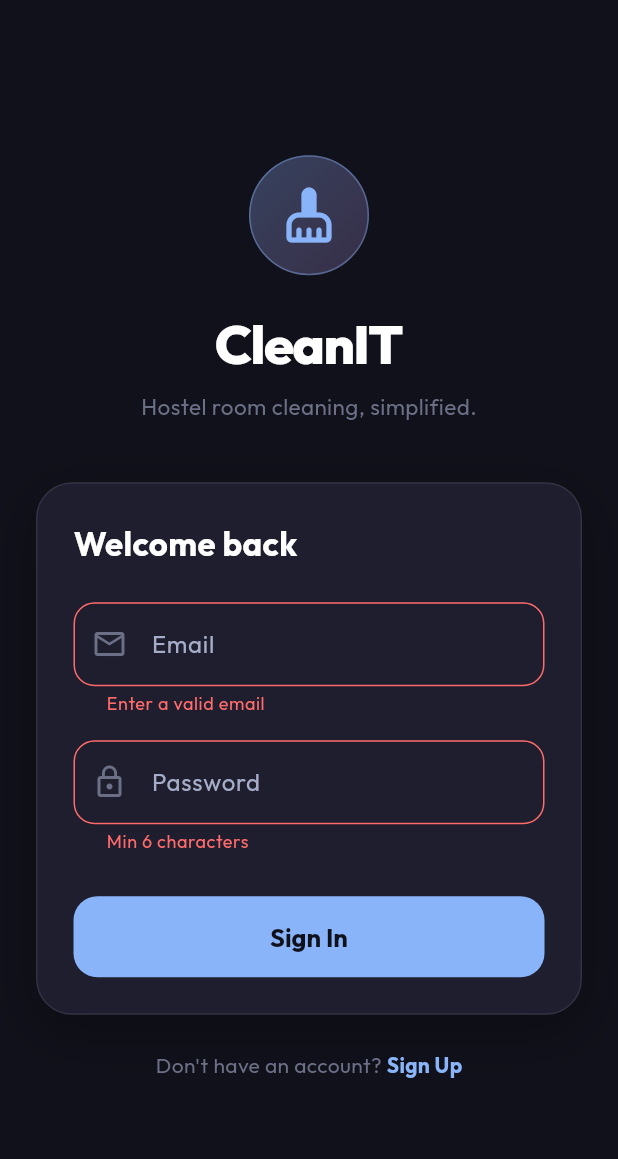
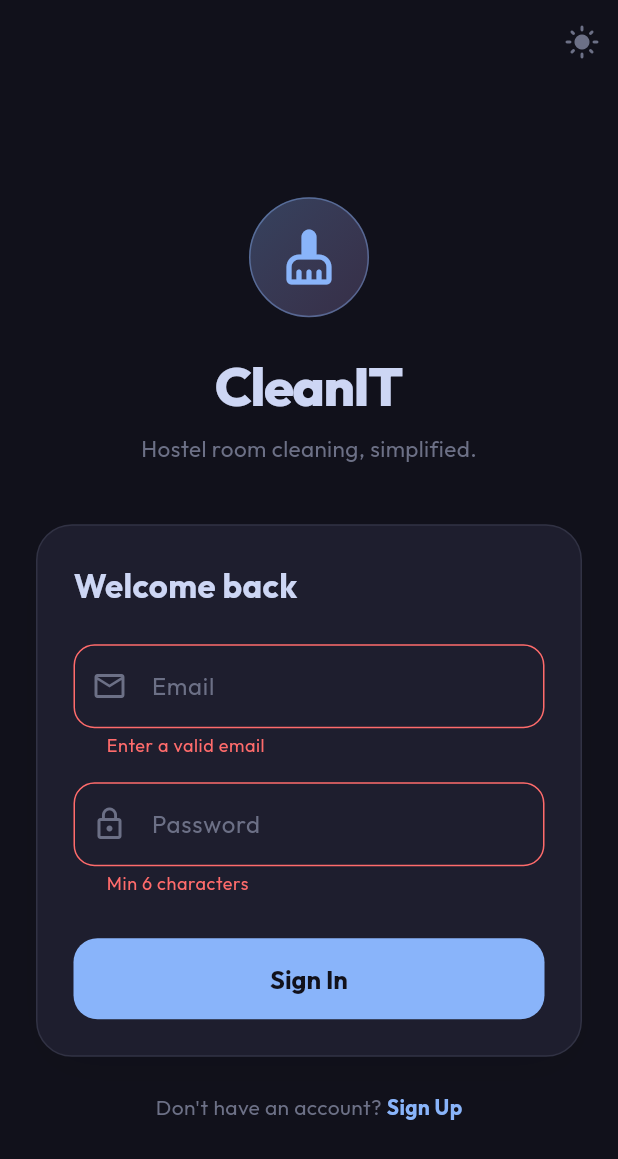
Before and after one commit to chopra-yuvraj/CleanIT, a Flutter app: the screen it shows after launch, after a tap on "Sign In", on a phone screen of 412 x 824 dp. Shown: the top 1159 px of the screen. Run offline on Flutter 3.47's test engine with Material 3 defaults, Android fonts, the phone set to English and light mode, and no system bars; our stand-ins replace audioplayers, firebase_core, firebase_messaging, flutter_secure_storage, google_fonts, image_picker and 2 more; missing offline and left inert: mobile_scanner; accounts and stored records are empty.

Commit message:
Add theme-aware auth flow styling
Introduces a theme toggle in the auth gate and auth screen, updates the loading screen and form styling to use AppTheme colors dynamically, and improves snackbar contrast across light/dark modes.

```diff
--- a/lib/main.dart
+++ b/lib/main.dart
@@ -158,8 +158,34 @@ class _AuthGateState extends State<_AuthGate> {
   @override
   Widget build(BuildContext context) {
     if (_isLoading) {
-      final primary = Theme.of(context).colorScheme.primary;
+      final c = AppTheme.of(context);
       return Scaffold(
+        backgroundColor: c.crust,
+        appBar: AppBar(
+          backgroundColor: Colors.transparent,
+          elevation: 0,
+          actions: [
+            ValueListenableBuilder<ThemeMode>(
+              valueListenable: themeNotifier,
+              builder: (context, mode, _) {
+                return IconButton(
+                  icon: Icon(
+                    mode == ThemeMode.dark
+                        ? Icons.light_mode_rounded
+                        : Icons.dark_mode_rounded,
+                    color: c.overlay0,
+                  ),
+                  tooltip: 'Toggle theme',
+                  onPressed: () {
+                    themeNotifier.value = themeNotifier.value == ThemeMode.dark
+                        ? ThemeMode.light
+                        : ThemeMode.dark;
+                  },
+                );
+              },
+            ),
+          ],
+        ),
         body: Center(
           child: Column(
             mainAxisAlignment: MainAxisAlignment.center,
@@ -169,11 +195,11 @@ class _AuthGateState extends State<_AuthGate> {
                 height: 72,
                 decoration: BoxDecoration(
                   shape: BoxShape.circle,
-                  color: primary.withValues(alpha: 0.1),
+                  color: c.blue.withValues(alpha: 0.1),
                 ),
                 child: Icon(
                   Icons.cleaning_services_rounded,
-                  color: primary,
+                  color: c.blue,
                   size: 36,
                 ),
               ),
@@ -182,6 +208,7 @@ class _AuthGateState extends State<_AuthGate> {
                 'CleanIT',
                 style: Theme.of(context).textTheme.headlineMedium?.copyWith(
                       fontWeight: FontWeight.w800,
+                      color: c.text,
                     ),
               ),
               const SizedBox(height: 24),
@@ -190,7 +217,7 @@ class _AuthGateState extends State<_AuthGate> {
                 height: 28,
                 child: CircularProgressIndicator(
                   strokeWidth: 2.5,
-                  color: primary,
+                  color: c.blue,
                 ),
               ),
             ],
--- a/lib/screens/auth_screen.dart
+++ b/lib/screens/auth_screen.dart
@@ -6,6 +6,7 @@
 import 'package:flutter/material.dart';
 import 'package:google_fonts/google_fonts.dart';
 import '../config/app_theme.dart';
+import '../config/theme_notifier.dart';
 import '../models/models.dart';
 import '../services/services.dart';
 import 'student_home_screen.dart';
@@ -104,10 +105,11 @@ class _AuthScreenState extends State<AuthScreen>
       if (profile == null) {
         // Sign up was successful but email needs confirmation
         ScaffoldMessenger.of(context).showSnackBar(
-          const SnackBar(
-            content: Text('Account created! Please check your email to verify.'),
+          SnackBar(
+            content: const Text('Account created! Please check your email to verify.',
+                style: TextStyle(color: Color(0xFF1E1E2E), fontWeight: FontWeight.w600)),
             backgroundColor: AppTheme.green,
-            duration: Duration(seconds: 6),
+            duration: const Duration(seconds: 6),
           ),
         );
         _toggleMode(); // Switch back to login page
@@ -132,7 +134,8 @@ class _AuthScreenState extends State<AuthScreen>
       if (!mounted) return;
       ScaffoldMessenger.of(context).showSnackBar(
         SnackBar(
-          content: Text(e.toString().replaceAll('Exception: ', '')),
+          content: Text(e.toString().replaceAll('Exception: ', ''),
+              style: const TextStyle(color: Colors.white, fontWeight: FontWeight.w500)),
           backgroundColor: AppTheme.red,
         ),
       );
@@ -143,8 +146,34 @@ class _AuthScreenState extends State<AuthScreen>
 
   @override
   Widget build(BuildContext context) {
+    final c = AppTheme.of(context);
     return Scaffold(
-      backgroundColor: AppTheme.crust,
+      backgroundColor: c.crust,
+      appBar: AppBar(
+        backgroundColor: Colors.transparent,
+        elevation: 0,
+        actions: [
+          ValueListenableBuilder<ThemeMode>(
+            valueListenable: themeNotifier,
+            builder: (context, mode, _) {
+              return IconButton(
+                icon: Icon(
+                  mode == ThemeMode.dark
+                      ? Icons.light_mode_rounded
+                      : Icons.dark_mode_rounded,
+                  color: c.overlay0,
+                ),
+                tooltip: 'Toggle theme',
+                onPressed: () {
+                  themeNotifier.value = themeNotifier.value == ThemeMode.dark
+                      ? ThemeMode.light
+                      : ThemeMode.dark;
+                },
+              );
+            },
+          ),
+        ],
+      ),
       body: SafeArea(
         child: Center(
           child: SingleChildScrollView(
@@ -155,15 +184,15 @@ class _AuthScreenState extends State<AuthScreen>
                 mainAxisAlignment: MainAxisAlignment.center,
                 children: [
                   // ── Logo / Title ──
-                  _buildHeader(),
+                  _buildHeader(c),
                   const SizedBox(height: 40),
 
                   // ── Auth Card ──
-                  _buildAuthCard(),
+                  _buildAuthCard(c),
                   const SizedBox(height: 24),
 
                   // ── Toggle Login / Sign Up ──
-                  _buildToggle(),
+                  _buildToggle(c),
                 ],
               ),
             ),
@@ -173,7 +202,7 @@ class _AuthScreenState extends State<AuthScreen>
     );
   }
 
-  Widget _buildHeader() {
+  Widget _buildHeader(ThemeColors c) {
     return Column(
       children: [
         // App icon
@@ -186,15 +215,15 @@ class _AuthScreenState extends State<AuthScreen>
               begin: Alignment.topLeft,
               end: Alignment.bottomRight,
               colors: [
-                AppTheme.blue.withValues(alpha: 0.3),
-                AppTheme.mauve.withValues(alpha: 0.2),
+                c.blue.withValues(alpha: 0.3),
+                c.mauve.withValues(alpha: 0.2),
               ],
             ),
-            border: Border.all(color: AppTheme.blue.withValues(alpha: 0.4)),
+            border: Border.all(color: c.blue.withValues(alpha: 0.4)),
           ),
-          child: const Icon(
+          child: Icon(
             Icons.cleaning_services_rounded,
-            color: AppTheme.blue,
+            color: c.blue,
             size: 40,
           ),
         ),
@@ -204,7 +233,7 @@ class _AuthScreenState extends State<AuthScreen>
           style: GoogleFonts.outfit(
             fontSize: 36,
             fontWeight: FontWeight.w800,
-            color: Colors.white,
+            color: c.text,
             letterSpacing: -1,
           ),
         ),
@@ -213,23 +242,23 @@ class _AuthScreenState extends State<AuthScreen>
           'Hostel room cleaning, simplified.',
           style: GoogleFonts.outfit(
             fontSize: 15,
-            color: AppTheme.overlay0,
+            color: c.overlay0,
           ),
         ),
       ],
     );
   }
 
-  Widget _buildAuthCard() {
+  Widget _buildAuthCard(ThemeColors c) {
     return Container(
       padding: const EdgeInsets.all(24),
       decoration: BoxDecoration(
-        color: AppTheme.base,
+        color: c.base,
         borderRadius: BorderRadius.circular(24),
-        border: Border.all(color: AppTheme.surface0),
+        border: Border.all(color: c.surface0),
         boxShadow: [
           BoxShadow(
-            color: Colors.black.withValues(alpha: 0.3),
+            color: Colors.black.withValues(alpha: 0.05),
             blurRadius: 30,
             offset: const Offset(0, 10),
           ),
@@ -246,7 +275,7 @@ class _AuthScreenState extends State<AuthScreen>
               style: GoogleFonts.outfit(
                 fontSize: 22,
                 fontWeight: FontWeight.w700,
-                color: Colors.white,
+                color: c.text,
               ),
             ),
             const SizedBox(height: 24),
@@ -255,11 +284,12 @@ class _AuthScreenState extends State<AuthScreen>
             if (!_isLogin) ...[
               TextFormField(
                 controller: _nameController,
-                decoration: const InputDecoration(
+                decoration: InputDecoration(
                   labelText: 'Full Name',
-                  prefixIcon: Icon(Icons.person_outline, color: AppTheme.overlay0),
+                  labelStyle: TextStyle(color: c.overlay0),
+                  prefixIcon: Icon(Icons.person_outline, color: c.overlay0),
                 ),
-                style: const TextStyle(color: Colors.white),
+                style: TextStyle(color: c.text),
                 validator: (v) =>
                     (v == null || v.trim().isEmpty) ? 'Name is required' : null,
               ),
@@ -270,11 +300,12 @@ class _AuthScreenState extends State<AuthScreen>
             TextFormField(
               controller: _emailController,
               keyboardType: TextInputType.emailAddress,
-              decoration: const InputDecoration(
+              decoration: InputDecoration(
                 labelText: 'Email',
-                prefixIcon: Icon(Icons.email_outlined, color: AppTheme.overlay0),
+                labelStyle: TextStyle(color: c.overlay0),
+                prefixIcon: Icon(Icons.email_outlined, color: c.overlay0),
               ),
-              style: const TextStyle(color: Colors.white),
+              style: TextStyle(color: c.text),
               validator: (v) =>
                   (v == null || !v.contains('@')) ? 'Enter a valid email' : null,
             ),
@@ -284,11 +315,12 @@ class _AuthScreenState extends State<AuthScreen>
             TextFormField(
               controller: _passwordController,
               obscureText: true,
-              decoration: const InputDecoration(
+              decoration: InputDecoration(
                 labelText: 'Password',
-                prefixIcon: Icon(Icons.lock_outline, color: AppTheme.overlay0),
+                labelStyle: TextStyle(color: c.overlay0),
+                prefixIcon: Icon(Icons.lock_outline, color: c.overlay0),
               ),
-              style: const TextStyle(color: Colors.white),
+              style: TextStyle(color: c.text),
               validator: (v) =>
                   (v == null || v.length < 6) ? 'Min 6 characters' : null,
             ),
@@ -301,16 +333,16 @@ class _AuthScreenState extends State<AuthScreen>
                 style: GoogleFonts.outfit(
                   fontSize: 14,
                   fontWeight: FontWeight.w600,
-                  color: AppTheme.subtext0,
+                  color: c.subtext0,
                 ),
               ),
               const SizedBox(height: 10),
               Row(
                 children: [
-                  _roleChip(UserRole.student, 'Student', Icons.school_rounded),
+                  _roleChip(UserRole.student, 'Student', Icons.school_rounded, c),
                   const SizedBox(width: 12),
                   _roleChip(
-                      UserRole.cleaner, 'Cleaner', Icons.cleaning_services),
+                      UserRole.cleaner, 'Cleaner', Icons.cleaning_services, c),
                 ],
               ),
             ],
@@ -323,13 +355,15 @@ class _AuthScreenState extends State<AuthScreen>
                   Expanded(
                     child: TextFormField(
                       controller: _blockController,
-                      decoration: const InputDecoration(
+                      decoration: InputDecoration(
                         labelText: 'Block',
+                        labelStyle: TextStyle(color: c.overlay0),
                         hintText: 'A',
+                        hintStyle: TextStyle(color: c.surface1),
                         prefixIcon:
-                            Icon(Icons.apartment, color: AppTheme.overlay0),
+                            Icon(Icons.apartment, color: c.overlay0),
                       ),
-                      style: const TextStyle(color: Colors.white),
+                      style: TextStyle(color: c.text),
                       validator: (v) => (v == null || v.trim().isEmpty)
                           ? 'Required'
                           : null,
@@ -339,13 +373,15 @@ class _AuthScreenState extends State<AuthScreen>
                   Expanded(
                     child: TextFormField(
                       controller: _roomController,
-                      decoration: const InputDecoration(
+                      decoration: InputDecoration(
                         labelText: 'Room',
+                        labelStyle: TextStyle(color: c.overlay0),
                         hintText: '101',
+                        hintStyle: TextStyle(color: c.surface1),
                         prefixIcon: Icon(Icons.meeting_room_outlined,
-                            color: AppTheme.overlay0),
+                            color: c.overlay0),
                       ),
-                      style: const TextStyle(color: Colors.white),
+                      style: TextStyle(color: c.text),
                       validator: (v) => (v == null || v.trim().isEmpty)
                           ? 'Required'
                           : null,
@@ -364,19 +400,19 @@ class _AuthScreenState extends State<AuthScreen>
               child: ElevatedButton(
                 onPressed: _isLoading ? null : _submit,
                 style: ElevatedButton.styleFrom(
-                  backgroundColor: AppTheme.blue,
-                  foregroundColor: AppTheme.crust,
+                  backgroundColor: c.blue,
+                  foregroundColor: c.crust,
                   shape: RoundedRectangleBorder(
                     borderRadius: BorderRadius.circular(16),
                   ),
                 ),
                 child: _isLoading
-                    ? const SizedBox(
+                    ? SizedBox(
                         width: 22,
                         height: 22,
                         child: CircularProgressIndicator(
                           strokeWidth: 2.5,
-                          color: AppTheme.crust,
+                          color: c.crust,
                         ),
                       )
                     : Text(
@@ -394,7 +430,7 @@ class _AuthScreenState extends State<AuthScreen>
     );
   }
 
-  Widget _roleChip(UserRole role, String label, IconData icon) {
+  Widget _roleChip(UserRole role, String label, IconData icon, ThemeColors c) {
     final isSelected = _selectedRole == role;
     return Expanded(
       child: GestureDetector(
@@ -404,11 +440,11 @@ class _AuthScreenState extends State<AuthScreen>
           padding: const EdgeInsets.symmetric(vertical: 14),
           decoration: BoxDecoration(
             color: isSelected
-                ? AppTheme.blue.withValues(alpha: 0.15)
-                : AppTheme.surface0.withValues(alpha: 0.5),
+                ? c.blue.withValues(alpha: 0.15)
+                : c.surface0.withValues(alpha: 0.5),
             borderRadius: BorderRadius.circular(14),
             border: Border.all(
-              color: isSelected ? AppTheme.blue : AppTheme.surface0,
+              color: isSelected ? c.blue : c.surface0,
               width: isSelected ? 2 : 1,
             ),
           ),
@@ -417,12 +453,12 @@ class _AuthScreenState extends State<AuthScreen>
             children: [
               Icon(icon,
                   size: 20,
-                  color: isSelected ? AppTheme.blue : AppTheme.overlay0),
+                  color: isSelected ? c.blue : c.overlay0),
               const SizedBox(width: 8),
               Text(
                 label,
                 style: TextStyle(
-                  color: isSelected ? AppTheme.blue : AppTheme.text,
+                  color: isSelected ? c.blue : c.text,
                   fontWeight: isSelected ? FontWeight.w700 : FontWeight.w500,
                   fontSize: 14,
                 ),
@@ -434,20 +470,20 @@ class _AuthScreenState extends State<AuthScreen>
     );
   }
 
-  Widget _buildToggle() {
+  Widget _buildToggle(ThemeColors c) {
     return Row(
       mainAxisAlignment: MainAxisAlignment.center,
       children: [
         Text(
           _isLogin ? "Don't have an account? " : 'Already have an account? ',
-          style: const TextStyle(color: AppTheme.overlay0, fontSize: 14),
+          style: TextStyle(color: c.overlay0, fontSize: 14),
         ),
         GestureDetector(
           onTap: _toggleMode,
           child: Text(
             _isLogin ? 'Sign Up' : 'Sign In',
-            style: const TextStyle(
-              color: AppTheme.blue,
+            style: TextStyle(
+              color: c.blue,
               fontSize: 14,
               fontWeight: FontWeight.w700,
             ),
```
